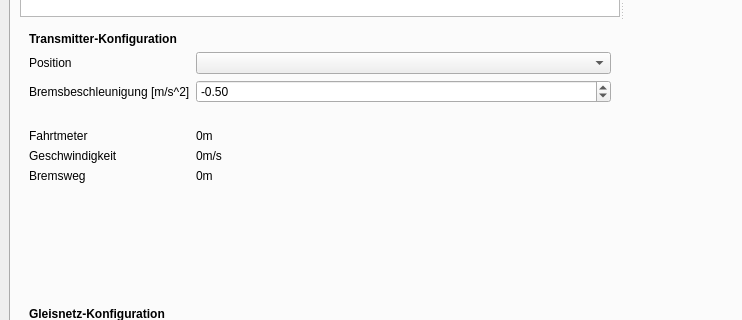
Old version of the form ebl_coords/frontend/ui_files/main_gui.ui in the repository delimarr/ip6_ebl_coords; both pictures show x 0 to 742 and y 469 to 789 of the 1186 by 955 pixel window.
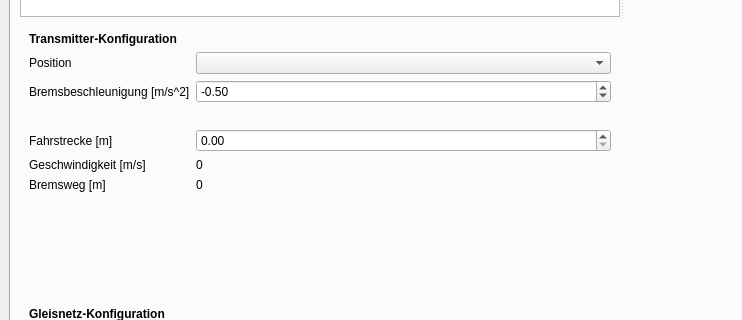
New version of the form.

Patch:
```diff
--- a/ebl_coords/frontend/ui_files/main_gui.ui
+++ b/ebl_coords/frontend/ui_files/main_gui.ui
@@ -11,7 +11,7 @@
    </rect>
   </property>
   <property name="windowTitle">
-   <string>EBL</string>
+   <string>EBL Coords</string>
   </property>
   <widget class="QWidget" name="centralwidget">
    <layout class="QHBoxLayout" name="horizontalLayout_2">
@@ -78,14 +78,14 @@
                <item row="1" column="1">
                 <widget class="QComboBox" name="map_position_CBox"/>
                </item>
-               <item row="11" column="0">
+               <item row="13" column="0">
                 <widget class="QLabel" name="label_6">
                  <property name="text">
                   <string>Netzbreite</string>
                  </property>
                 </widget>
                </item>
-               <item row="11" column="1">
+               <item row="13" column="1">
                 <widget class="QSpinBox" name="map_zone_width">
                  <property name="minimum">
                   <number>1</number>
@@ -95,14 +95,14 @@
                  </property>
                 </widget>
                </item>
-               <item row="12" column="0">
+               <item row="14" column="0">
                 <widget class="QLabel" name="label_7">
                  <property name="text">
                   <string>Netzhöhe</string>
                  </property>
                 </widget>
                </item>
-               <item row="12" column="1">
+               <item row="14" column="1">
                 <widget class="QSpinBox" name="map_zone_height">
                  <property name="minimum">
                   <number>1</number>
@@ -112,35 +112,28 @@
                  </property>
                 </widget>
                </item>
-               <item row="13" column="1">
+               <item row="15" column="1">
                 <widget class="QPushButton" name="map_zone_speichern_btn">
                  <property name="text">
                   <string>Speichern und Generieren</string>
                  </property>
                 </widget>
                </item>
-               <item row="14" column="1">
+               <item row="16" column="1">
                 <widget class="QPushButton" name="map_zone_neu_btn">
                  <property name="text">
                   <string>Neues Netz</string>
                  </property>
                 </widget>
                </item>
-               <item row="4" column="0">
+               <item row="5" column="0">
                 <widget class="QLabel" name="label_12">
                  <property name="text">
-                  <string>Fahrtmeter</string>
+                  <string>Fahrstrecke [m]</string>
                  </property>
                 </widget>
                </item>
-               <item row="4" column="1">
-                <widget class="QLabel" name="map_distance_label">
-                 <property name="text">
-                  <string>0m</string>
-                 </property>
-                </widget>
-               </item>
-               <item row="10" column="0" colspan="2">
+               <item row="12" column="0" colspan="2">
                 <widget class="QLabel" name="label_14">
                  <property name="font">
                   <font>
@@ -167,24 +160,24 @@
                  </property>
                 </widget>
                </item>
-               <item row="5" column="0">
+               <item row="7" column="0">
                 <widget class="QLabel" name="label_8">
                  <property name="text">
-                  <string>Geschwindigkeit</string>
+                  <string>Geschwindigkeit [m/s]</string>
                  </property>
                 </widget>
                </item>
-               <item row="5" column="1">
+               <item row="7" column="1">
                 <widget class="QLabel" name="map_v_label">
                  <property name="text">
-                  <string>0m/s</string>
+                  <string>0</string>
                  </property>
                 </widget>
                </item>
-               <item row="6" column="1">
+               <item row="8" column="1">
                 <widget class="QLabel" name="map_break_s_label">
                  <property name="text">
-                  <string>0m</string>
+                  <string>0</string>
                  </property>
                 </widget>
                </item>
@@ -211,10 +204,10 @@
                  </property>
                 </widget>
                </item>
-               <item row="6" column="0">
+               <item row="8" column="0">
                 <widget class="QLabel" name="label_13">
                  <property name="text">
-                  <string>Bremsweg</string>
+                  <string>Bremsweg [m]</string>
                  </property>
                 </widget>
                </item>
@@ -225,7 +218,7 @@
                  </property>
                 </widget>
                </item>
-               <item row="9" column="0">
+               <item row="11" column="0">
                 <spacer name="verticalSpacer_2">
                  <property name="orientation">
                   <enum>Qt::Vertical</enum>
@@ -238,6 +231,13 @@
                  </property>
                 </spacer>
                </item>
+               <item row="5" column="1">
+                <widget class="QDoubleSpinBox" name="map_distance_dsb">
+                 <property name="maximum">
+                  <double>1000.000000000000000</double>
+                 </property>
+                </widget>
+               </item>
               </layout>
              </widget>
             </item>
@@ -442,14 +442,21 @@
             <item row="1" column="1">
              <widget class="QComboBox" name="strecken_comboBox_b"/>
             </item>
-            <item row="3" column="1">
+            <item row="2" column="0">
+             <widget class="QLabel" name="label_17">
+              <property name="text">
+               <string>Länge [m]</string>
+              </property>
+             </widget>
+            </item>
+            <item row="4" column="1">
              <widget class="QPushButton" name="strecken_speichern_btn">
               <property name="text">
                <string>Speichern</string>
               </property>
              </widget>
             </item>
-            <item row="2" column="1">
+            <item row="3" column="1">
              <spacer name="verticalSpacer_3">
               <property name="orientation">
                <enum>Qt::Vertical</enum>
@@ -462,6 +469,9 @@
               </property>
              </spacer>
             </item>
+            <item row="2" column="1">
+             <widget class="QDoubleSpinBox" name="strecken_distance_sb"/>
+            </item>
            </layout>
           </widget>
          </widget>
```
